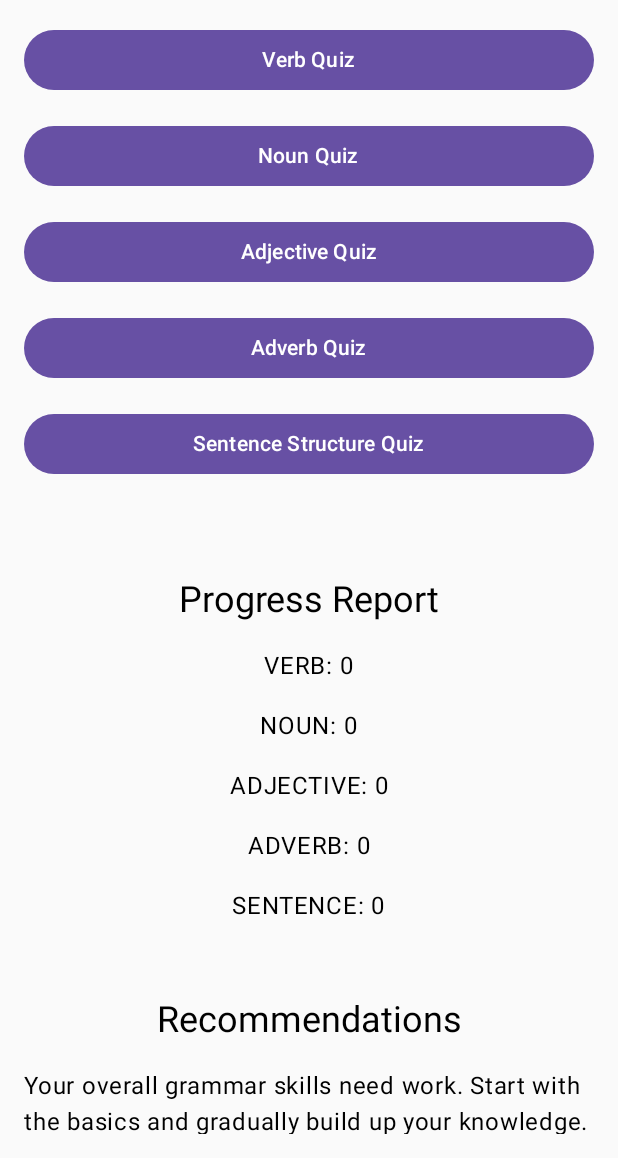
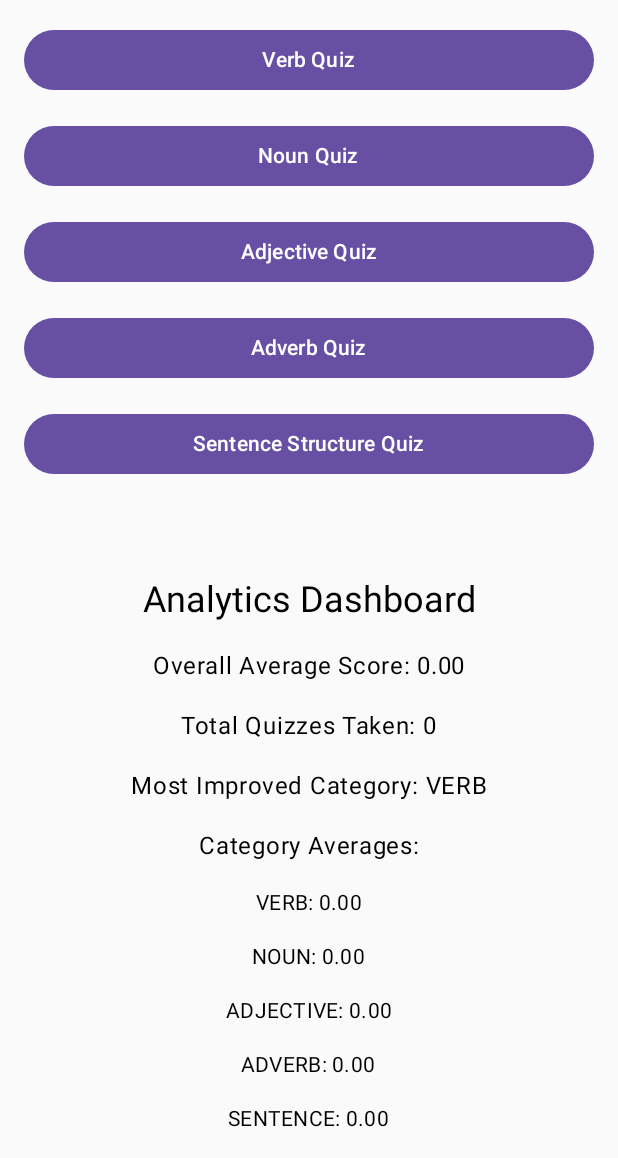
Before and after one commit to KamikazeGoBoom/GrammarQuiz, an Android app built with Jetpack Compose: the screen it shows after launch (MainActivity), on a phone screen of 412 x 824 dp, the part 78-1236 px from its top. Run offline under Robolectric (Android 15) with nearby library versions, the phone set to English and light mode, and no system bars.

Commit message:
Update MainActivity.kt

```diff
--- a/app/src/main/java/com/example/grammarquiz/MainActivity.kt
+++ b/app/src/main/java/com/example/grammarquiz/MainActivity.kt
@@ -30,7 +30,8 @@ class MainActivity : ComponentActivity() {
                         categories.associateWith { category ->
                             calculateCategoryScore(category)
                         }
-                    }
+                    },
+                    getAnalyticsData = { getAnalyticsData() }
                 )
             }
         }
@@ -44,11 +45,43 @@ class MainActivity : ComponentActivity() {
         }
         return if (scores.isNotEmpty()) scores.average().roundToInt() else 0
     }
+
+    private fun getAnalyticsData(): Map<String, Any> {
+        val categories = listOf("VERB", "NOUN", "ADJECTIVE", "ADVERB", "SENTENCE")
+        val sharedPref = getSharedPreferences("QuizPrefs", MODE_PRIVATE)
+
+        val categoryScores = categories.associateWith { category ->
+            (1..5).mapNotNull { index ->
+                sharedPref.getInt("${category}_SCORE_$index", -1).takeIf { it != -1 }
+            }
+        }
+
+        val overallAverage = categoryScores.values.flatten().takeIf { it.isNotEmpty() }?.average() ?: 0.0
+        val categoryAverages = categoryScores.mapValues { (_, scores) ->
+            scores.takeIf { it.isNotEmpty() }?.average() ?: 0.0
+        }
+        val mostImprovedCategory = categoryScores.entries.maxByOrNull { (_, scores) ->
+            if (scores.size >= 2) scores.last() - scores.first() else 0
+        }?.key ?: "N/A"
+        val totalQuizzesTaken = categoryScores.values.sumOf { it.size }
+
+        return mapOf(
+            "overallAverage" to overallAverage,
+            "categoryAverages" to categoryAverages,
+            "mostImprovedCategory" to mostImprovedCategory,
+            "totalQuizzesTaken" to totalQuizzesTaken
+        )
+    }
 }
 
 @Composable
-fun MainScreen(onStartQuiz: (String) -> Unit, getProgressData: () -> Map<String, Int>) {
+fun MainScreen(
+    onStartQuiz: (String) -> Unit,
+    getProgressData: () -> Map<String, Int>,
+    getAnalyticsData: () -> Map<String, Any>
+) {
     var progressData by remember { mutableStateOf(getProgressData()) }
+    var analyticsData by remember { mutableStateOf(getAnalyticsData()) }
 
     Column(
         modifier = Modifier
@@ -72,14 +105,34 @@ fun MainScreen(onStartQuiz: (String) -> Unit, getProgressData: () -> Map<String,
         Spacer(modifier = Modifier.height(32.dp))
 
         Text(
-            text = "Progress Report",
+            text = "Analytics Dashboard",
             style = MaterialTheme.typography.headlineSmall
         )
 
-        progressData.forEach { (category, score) ->
+        Text(
+            text = "Overall Average Score: ${String.format("%.2f", analyticsData["overallAverage"] as Double)}",
+            style = MaterialTheme.typography.bodyLarge
+        )
+
+        Text(
+            text = "Total Quizzes Taken: ${analyticsData["totalQuizzesTaken"]}",
+            style = MaterialTheme.typography.bodyLarge
+        )
+
+        Text(
+            text = "Most Improved Category: ${analyticsData["mostImprovedCategory"]}",
+            style = MaterialTheme.typography.bodyLarge
+        )
+
+        Text(
+            text = "Category Averages:",
+            style = MaterialTheme.typography.bodyLarge
+        )
+
+        (analyticsData["categoryAverages"] as Map<String, Double>).forEach { (category, average) ->
             Text(
-                text = "$category: $score",
-                style = MaterialTheme.typography.bodyLarge
+                text = "$category: ${String.format("%.2f", average)}",
+                style = MaterialTheme.typography.bodyMedium
             )
         }
 
```
